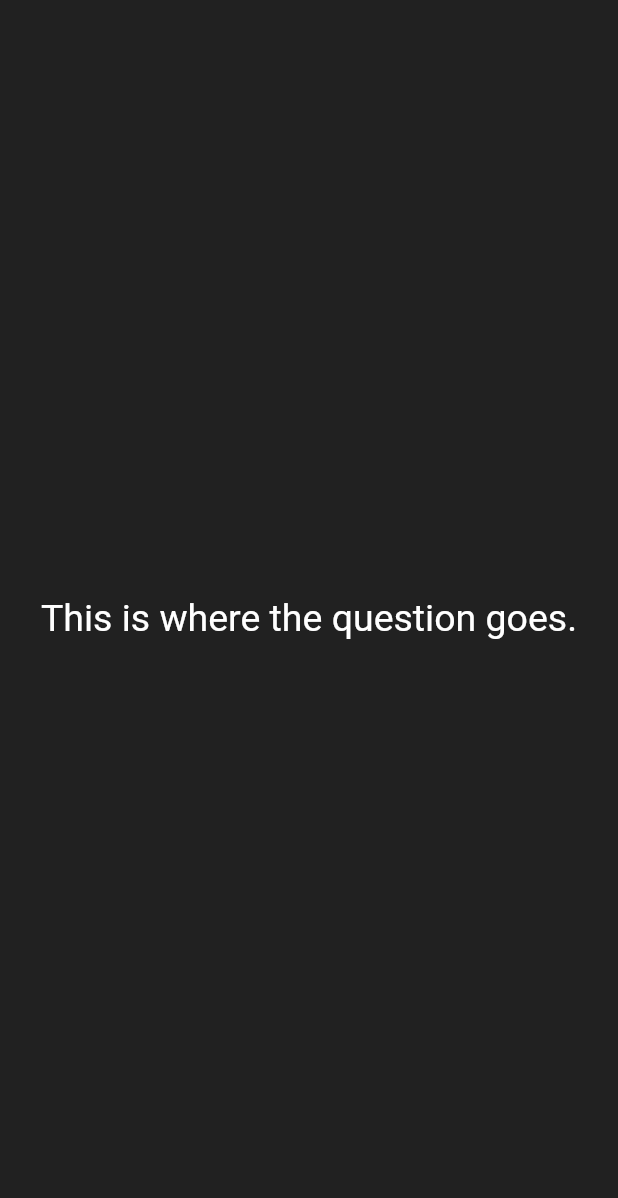
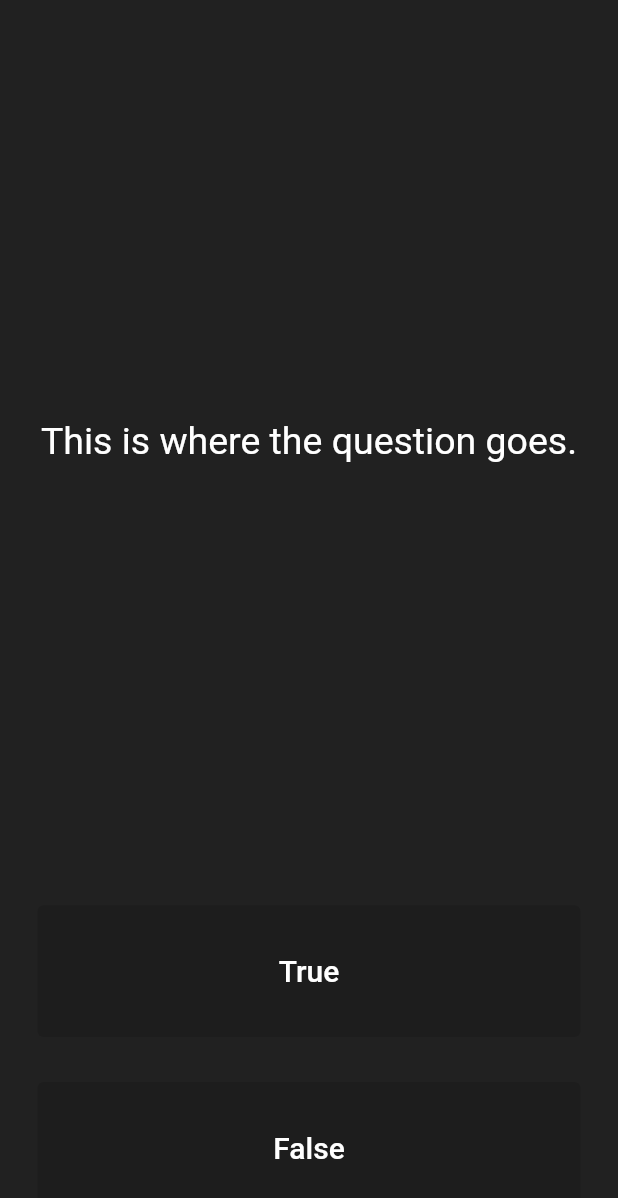
Before and after one commit to FreshhDevv/quizzler, a Flutter app: the screen it shows after launch, on a phone screen of 412 x 824 dp. Shown: the top 1198 px of the screen. Run offline on Flutter 3.47's test engine with Material 2 defaults, Android fonts, the phone set to English and light mode, and no system bars.

Commit message:
UI almost done

```diff
--- a/lib/main.dart
+++ b/lib/main.dart
@@ -1,7 +1,7 @@
 import 'package:flutter/material.dart';
 
 void main() {
-  runApp(Quizzler());
+  runApp(const Quizzler());
 }
 
 class Quizzler extends StatelessWidget {
@@ -12,10 +12,10 @@ class Quizzler extends StatelessWidget {
     return MaterialApp(
       home: Scaffold(
         backgroundColor: Colors.grey.shade900,
-        body: SafeArea(
-          child: Padding(
-            padding: EdgeInsets.symmetric(horizontal: 10.0),
-            child: QuizPage(),
+        body: const SafeArea(
+          child: const Padding(
+            padding: const EdgeInsets.symmetric(horizontal: 10.0),
+            child: const QuizPage(),
           ),
         ),
       ),
@@ -36,8 +36,9 @@ class _QuizPageState extends State<QuizPage> {
     return Column(
       mainAxisAlignment: MainAxisAlignment.spaceBetween,
       crossAxisAlignment: CrossAxisAlignment.stretch,
-      children: const [
-        Expanded(
+      children: [
+        const Expanded(
+          flex: 5,
           child: Padding(
             padding: EdgeInsets.all(10.0),
             child: Center(
@@ -52,6 +53,44 @@ class _QuizPageState extends State<QuizPage> {
             ),
           ),
         ),
+        Expanded(
+          child: Padding(
+            padding: const EdgeInsets.all(15.0),
+            child: ElevatedButton(
+              onPressed: null,
+              style: ElevatedButton.styleFrom(
+                primary: Colors.green,
+              ),
+              child: const Text(
+                'True',
+                textAlign: TextAlign.center,
+                style: TextStyle(
+                  fontSize: 20.0,
+                  color: Colors.white,
+                ),
+              ),
+            ),
+          ),
+        ),
+        Expanded(
+          child: Padding(
+            padding: const EdgeInsets.all(15.0),
+            child: ElevatedButton(
+              onPressed: null,
+              style: ElevatedButton.styleFrom(
+                primary: Colors.red,
+              ),
+              child: const Text(
+                'False',
+                textAlign: TextAlign.center,
+                style: TextStyle(
+                  fontSize: 20.0,
+                  color: Colors.white,
+                ),
+              ),
+            ),
+          ),
+        ),
       ],
     );
   }
```
